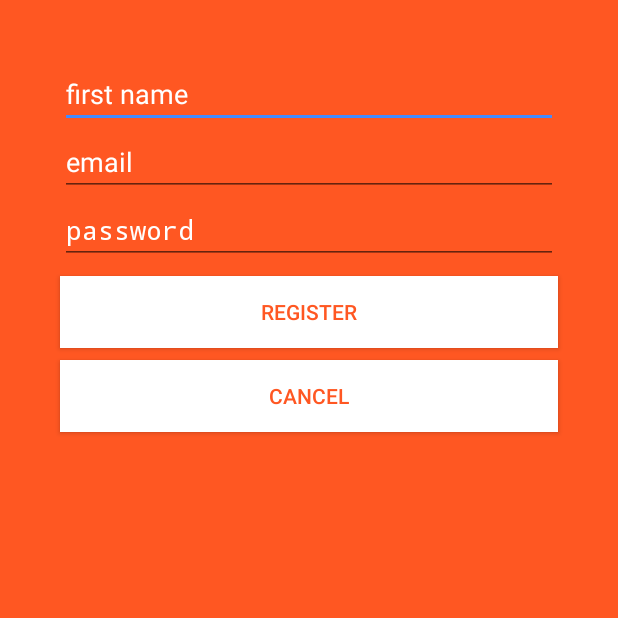
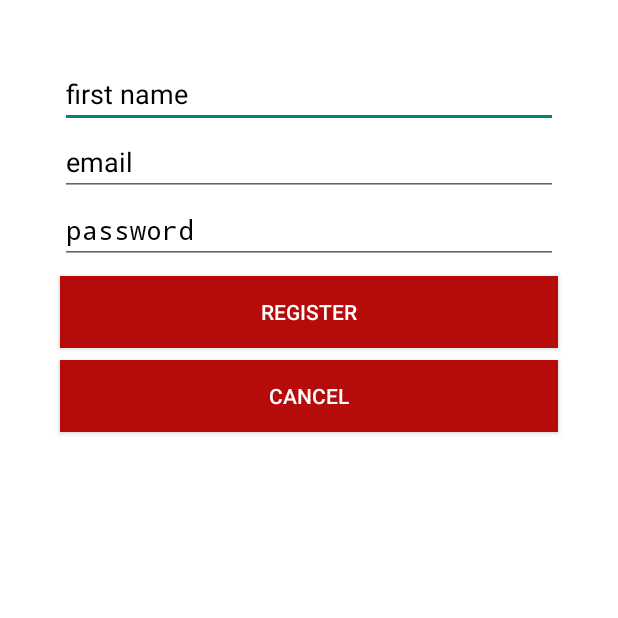
Before and after one commit to maxamillion32/chat_app_firebase, an Android app: the screen it shows after launch (RegisterActivity), after a tap on "REGISTER", on a phone screen of 412 x 824 dp, the top half of it. Run offline under Robolectric (Android 15) with nearby library versions, the phone set to English and light mode, and no system bars; our stand-ins replace Firebase (no records; nobody signed in at launch, a user with empty details on screens opened directly).

Commit message:
All done

```diff
--- a/app/src/main/java/com/example/vaibhav/chatapp/LogInActivity.java
+++ b/app/src/main/java/com/example/vaibhav/chatapp/LogInActivity.java
@@ -10,6 +10,8 @@ import android.util.Log;
 import android.view.View;
 import android.widget.Button;
 import android.widget.EditText;
+import android.widget.Toast;
+
 import com.google.android.gms.tasks.OnCompleteListener;
 import com.google.android.gms.tasks.Task;
 import com.google.firebase.auth.AuthResult;
@@ -77,6 +79,7 @@ public class LogInActivity extends Activity {
                                             showErrorMessageToUser("Authentication Failed!");
                                         }
                                         else {
+                                            Toast.makeText(LogInActivity.this, "Logged in", Toast.LENGTH_SHORT).show();
                                             Intent intent=new Intent(LogInActivity.this, MainActivity.class);
                                             intent.addFlags(Intent.FLAG_ACTIVITY_NEW_TASK);
                                             intent.addFlags(Intent.FLAG_ACTIVITY_CLEAR_TASK);
--- a/app/src/main/java/com/example/vaibhav/chatapp/MainActivity.java
+++ b/app/src/main/java/com/example/vaibhav/chatapp/MainActivity.java
@@ -170,10 +170,10 @@ public class MainActivity extends Activity {
                 if(connected) {
                     myConnectionsStatusRef.setValue(ReferenceClass.KEY_ONLINE);
                     myConnectionsStatusRef.onDisconnect().setValue(ReferenceClass.KEY_OFFLINE);
-                    Toast.makeText(MainActivity.this, "Connected", Toast.LENGTH_SHORT).show();
+                    //Toast.makeText(MainActivity.this, "Connected", Toast.LENGTH_SHORT).show();
                 }
                 else {
-                    Toast.makeText(MainActivity.this, "Disconnected", Toast.LENGTH_SHORT).show();
+                    //Toast.makeText(MainActivity.this, "Disconnected", Toast.LENGTH_SHORT).show();
                 }
             }
 
--- a/app/src/main/res/layout/activity_chat.xml
+++ b/app/src/main/res/layout/activity_chat.xml
@@ -4,7 +4,7 @@
     android:layout_width="match_parent"
     android:layout_height="match_parent"
     xmlns:app="http://schemas.android.com/apk/res-auto"
-    android:background="@color/text_color"
+    android:background="@color/white"
     tools:context="com.example.vaibhav.chatapp.ChatActivity">
 
 
--- a/app/src/main/res/layout/activity_main.xml
+++ b/app/src/main/res/layout/activity_main.xml
@@ -3,8 +3,11 @@
     xmlns:tools="http://schemas.android.com/tools"
     android:layout_width="match_parent"
     android:layout_height="match_parent"
-    android:background="@color/text_color"
+    xmlns:app="http://schemas.android.com/apk/res-auto"
+    android:background="@color/white"
     tools:context=".MainActivity">
+
+
 
     <android.support.v7.widget.RecyclerView
         android:id="@+id/usersFireChatRecyclerView"
--- a/app/src/main/res/layout/activity_register.xml
+++ b/app/src/main/res/layout/activity_register.xml
@@ -3,7 +3,7 @@
     android:layout_width="match_parent"
     android:layout_height="match_parent"
     android:orientation="vertical"
-    android:background="@color/primary"
+    android:background="@color/white"
     tools:context="com.example.vaibhav.chatapp.RegisterActivity">
 
     <!-- For the purpose of the app, many attributes are not refactored-->
@@ -15,8 +15,8 @@
         android:layout_marginTop="40dp"
         android:layout_marginLeft="@dimen/log_in_margin"
         android:layout_marginRight="@dimen/log_in_margin"
-        android:textColor="@color/text_color"
-        android:textColorHint="@color/text_color"
+        android:textColor="@color/black"
+        android:textColorHint="@color/black"
         android:hint="first name"/>
 
     <EditText
@@ -26,8 +26,8 @@
         android:layout_height="wrap_content"
         android:layout_marginLeft="@dimen/log_in_margin"
         android:layout_marginRight="@dimen/log_in_margin"
-        android:textColor="@color/text_color"
-        android:textColorHint="@color/text_color"
+        android:textColor="@color/black"
+        android:textColorHint="@color/black"
         android:hint="email"/>
 
     <EditText
@@ -37,9 +37,9 @@
         android:inputType="textPassword"
         android:ems="10"
         android:layout_marginLeft="@dimen/log_in_margin"
+        android:textColorHint="@color/black"
+        android:textColor="@color/black"
         android:layout_marginRight="@dimen/log_in_margin"
-        android:textColor="@color/text_color"
-        android:textColorHint="@color/text_color"
         android:hint="password"/>
 
     <Button
@@ -47,9 +47,9 @@
         android:layout_width="match_parent"
         android:layout_height="wrap_content"
         android:text="Register"
-        android:background="@color/text_color"
         android:layout_marginLeft="@dimen/log_in_margin"
-        android:textColor="@color/primary"
+        android:textColor="@color/white"
+        android:background="@color/colorPrimaryDark"
         android:layout_marginTop="8dp"
         android:layout_marginRight="@dimen/log_in_margin"/>
 
@@ -58,8 +58,8 @@
         android:layout_width="match_parent"
         android:layout_height="wrap_content"
         android:text="Cancel"
-        android:textColor="@color/primary"
-        android:background="@color/text_color"
+        android:textColor="@color/white"
+        android:background="@color/colorPrimaryDark"
         android:layout_marginTop="8dp"
         android:layout_marginLeft="@dimen/log_in_margin"
         android:layout_marginRight="@dimen/log_in_margin"/>
--- a/app/src/main/res/menu/menu_main.xml
+++ b/app/src/main/res/menu/menu_main.xml
@@ -4,6 +4,9 @@
       tools:context=".MainActivity">
       <item android:id="@+id/action_logout"
             android:title="Logout"
-            android:orderInCategory="100"
-            app:showAsAction="never"/>
+             />
 </menu>
+
+
+
+<!-- android:orderInCategory="100" -->
--- a/app/src/main/res/values/colors.xml
+++ b/app/src/main/res/values/colors.xml
@@ -6,8 +6,9 @@
     <color name="accent">#448AFF</color>
     <color name="colorAccent">#448AFF</color>
     <color name="divider">#B6B6B6</color>
-    <color name="text_color">#FFFFFF</color>
+    <color name="white">#FFFFFF</color>
     <color name="text_color_icon">#212121</color>
     <color name="primary">#FF5722</color>
+    <color name="black">#000000</color>
 
 </resources>
```
Also changed, not shown: app/src/main/AndroidManifest.xml (+5 -3 lines), app/src/main/java/com/example/vaibhav/chatapp/Adapters/UsersChatAdapter.java (+11 -2 lines), app/src/main/res/layout/activity_log_in.xml (+9 -6 lines).
